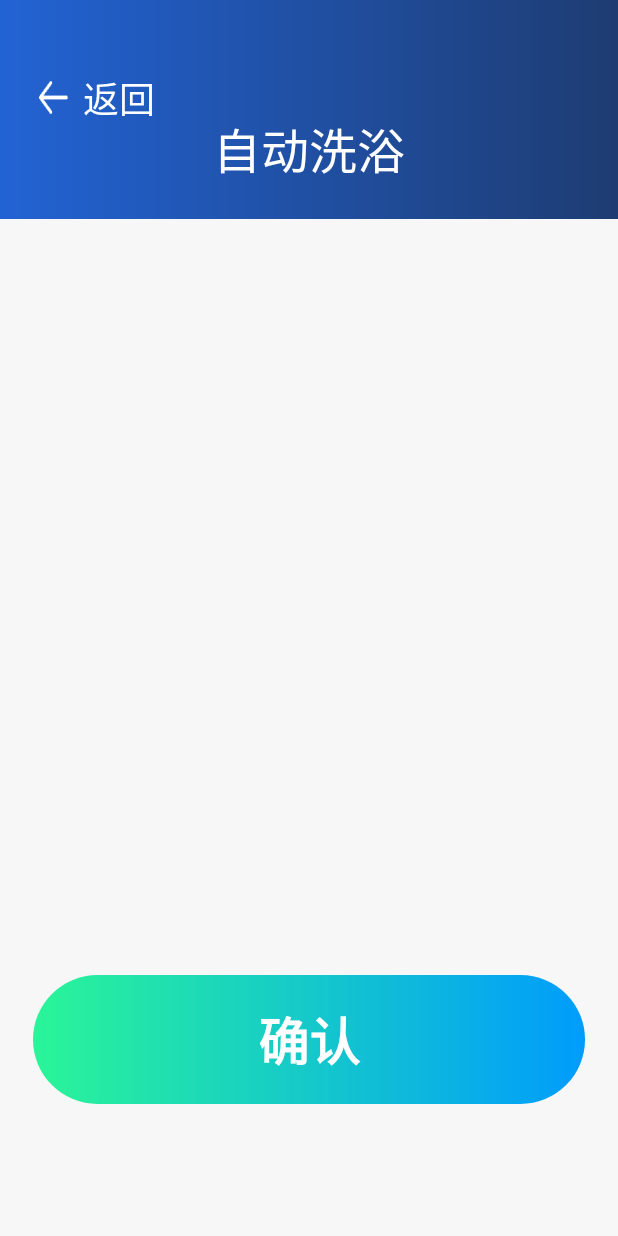
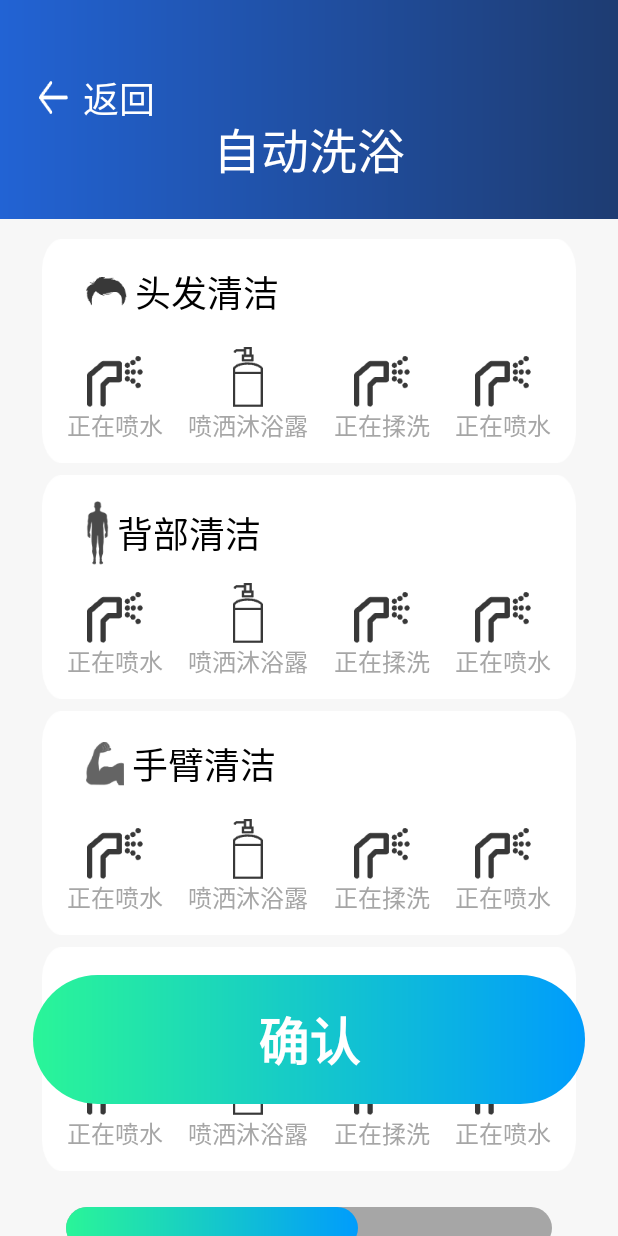
Before and after one commit to liuhuajian/washhead, an Android app: the AutoBathActivity screen opened directly, with no data from a screen before it, on a phone screen of 412 x 824 dp. Run offline under Robolectric (Android 15) with nearby library versions, the light colour scheme and no system bars; libraries missing offline, so code that uses them is left out: com.chad.library.

Commit message:
完善自动洗浴页面

```diff
--- a/app/src/main/AndroidManifest.xml
+++ b/app/src/main/AndroidManifest.xml
@@ -30,6 +30,7 @@
         <activity android:name=".ui.PushChairActivity"/>
         <activity android:name=".ui.CheckSittingPositionActivity"/>
         <activity android:name=".ui.AdjustWashHeadActivity"/>
+        <activity android:name=".ui.AdjustArmAndWaterActivity"/>
         <activity android:name=".ui.AutoBathActivity"/>
         <activity android:name=".ui.BathCompleteActivity"/>
         <activity android:name=".ui.TestHomeActivity"/>
--- a/app/src/main/java/com/medical/health/device/ui/AdjustWashHeadActivity.kt
+++ b/app/src/main/java/com/medical/health/device/ui/AdjustWashHeadActivity.kt
@@ -14,6 +14,6 @@ class AdjustWashHeadActivity:BaseActivity() {
         super.initView()
         bind.includeTitleview.tvBack.click {finish()}
         bind.includeTitleview.tvTitle.text = "调节洗头机"
-        bind.tvConfirm.clickWithTrigger { startActivity(Intent(this, CheckSittingPositionActivity::class.java)) }
+        bind.tvConfirm.clickWithTrigger { startActivity(Intent(this, AdjustArmAndWaterActivity::class.java)) }
     }
 }
--- a/app/src/main/java/com/medical/health/device/ui/AutoBathActivity.kt
+++ b/app/src/main/java/com/medical/health/device/ui/AutoBathActivity.kt
@@ -1,6 +1,9 @@
 package com.medical.health.device.ui
 
 import android.content.Intent
+import androidx.recyclerview.widget.LinearLayoutManager
+import com.chad.library.adapter.base.BaseQuickAdapter
+import com.medical.health.device.R
 import com.medical.health.device.base.BaseActivity
 import com.medical.health.device.databinding.ActivityAdjustArmAndWaterBinding
 import com.medical.health.device.databinding.ActivityAdjustWashHeadBinding
@@ -16,6 +19,27 @@ class AutoBathActivity:BaseActivity() {
         super.initView()
         bind.includeTitleview.tvBack.click {finish()}
         bind.includeTitleview.tvTitle.text = "自动洗浴"
-        bind.tvConfirm.clickWithTrigger { startActivity(Intent(this, AutoBathActivity::class.java)) }
+        bind.tvConfirm.clickWithTrigger { startActivity(Intent(this, BathCompleteActivity::class.java)) }
+        initItemView()
+    }
+
+    private fun initItemView() {
+        bind.includeBackupClean.titleview.run {
+            setCompoundDrawablesWithIntrinsicBounds(R.mipmap.ic_backside,0,0,0)
+            text = "背部清洁"
+        }
+        bind.includeArmClean.titleview.run {
+            setCompoundDrawablesWithIntrinsicBounds(R.mipmap.ic_arm_strong,0,0,0)
+            text = "手臂清洁"
+        }
+        bind.includeHandClean.titleview.run {
+            setCompoundDrawablesWithIntrinsicBounds(R.mipmap.ic_hand_hold,0,0,0)
+            text = "手持清洁"
+        }
+    }
+
+    override fun initData() {
+        super.initData()
+        bind.seekbar.progress = 60
     }
 }
--- a/app/src/main/java/com/medical/health/device/ui/MainActivity.kt
+++ b/app/src/main/java/com/medical/health/device/ui/MainActivity.kt
@@ -2,6 +2,7 @@ package com.medical.health.device.ui
 
 import android.Manifest
 import android.content.Intent
+import android.util.DisplayMetrics
 import com.clj.fastble.BleManager
 import com.medical.health.device.R
 import com.medical.health.device.base.BaseActivity
@@ -23,6 +24,7 @@ class MainActivity : BaseActivity() {
 
     override fun initView() {
         super.initView()
+        bleVm.sendFunction()
         XPermission.request(this, *permisss){
             allGranted,deniedList ->
             run {
@@ -65,6 +67,22 @@ class MainActivity : BaseActivity() {
         bind.tvBleStatus.clickWithTrigger { startActivity(Intent(this, BleListActivity::class.java)) }
         bind.tvStart.clickWithTrigger { startActivity(Intent(this, CheckChairActivity::class.java)) }
         bind.tvTestEntry.clickWithTrigger{ startActivity(Intent(this, TestHomeActivity::class.java)) }
+        bleVm.sendSuccess.observe(this){
+            window.decorView.run {
+                MyLogger.e("height:$height-->width-->$width")
+            }
+//            val displayMetrics = DisplayMetrics()
+//            display.getMetrics(displayMetrics)
+//            MyLogger.e("densityDpi: ${displayMetrics.densityDpi}")
+//            MyLogger.e("density: ${displayMetrics.density}")
+//            val displayMetrics = applicationContext.resources.displayMetrics
+//            MyLogger.e("densityDpi: " + displayMetrics.densityDpi)
+//            MyLogger.e("density: " + displayMetrics.density)
+//            MyLogger.e("widthPixels: " + displayMetrics.widthPixels)
+//            MyLogger.e("heightPixels: " + displayMetrics.heightPixels)
+        }
     }
 
+    val bleVm = BleVm()
+
 }
--- /dev/null
+++ b/app/src/main/res/drawable/seekbar_progress_drawable.xml
@@ -0,0 +1,16 @@
+<?xml version="1.0" encoding="utf-8"?>
+<layer-list xmlns:android="http://schemas.android.com/apk/res/android">
+
+    <!--定义seekbar滑动条的底色-->
+    <item android:id="@android:id/background">
+        <shape>
+            <corners android:radius="90dp" />
+            <solid android:color="#a6a6a6"/>
+        </shape>
+    </item>
+    <!--定义seekbar滑动条进度颜色-->
+    <item android:id="@android:id/progress">
+        <scale android:drawable="@drawable/shape_progress_bar_bg"
+            android:scaleWidth="100%"/>
+    </item>
+</layer-list>
--- /dev/null
+++ b/app/src/main/res/drawable/shape_progress_bar_bg.xml
@@ -0,0 +1,10 @@
+<?xml version="1.0" encoding="utf-8"?>
+<layer-list xmlns:android="http://schemas.android.com/apk/res/android">
+    <item
+        android:id="@android:id/progress">
+        <shape android:shape="rectangle">
+            <corners android:radius="90dp"/>
+            <gradient android:type="linear" android:startColor="@color/color_2af598" android:endColor="@color/color_009cfc"/>
+        </shape>
+    </item>
+</layer-list>
--- a/app/src/main/res/layout/activity_auto_bath.xml
+++ b/app/src/main/res/layout/activity_auto_bath.xml
@@ -8,16 +8,69 @@
     <include android:id="@+id/include_titleview"
         layout="@layout/include_titleview"/>
 
-    <androidx.recyclerview.widget.RecyclerView
-        android:id="@+id/bath_recyclerview"
-        android:layout_width="match_parent"
-        android:layout_height="wrap_content"
+    <include
+        android:id="@+id/include_hair_clean"
+        layout="@layout/item_auto_bath"
         app:layout_constraintTop_toTopOf="parent"
         app:layout_constraintStart_toStartOf="parent"
         app:layout_constraintEnd_toEndOf="parent"
         android:layout_marginTop="159dp"
+        android:layout_width="match_parent"
+        android:layout_height="149dp"
         android:layout_marginLeft="28dp"
         android:layout_marginRight="28dp"
+    />
+
+    <include
+        android:id="@+id/include_backup_clean"
+        layout="@layout/item_auto_bath"
+        app:layout_constraintTop_toBottomOf="@+id/include_hair_clean"
+        app:layout_constraintStart_toStartOf="parent"
+        app:layout_constraintEnd_toEndOf="parent"
+        android:layout_marginTop="8dp"
+        android:layout_width="match_parent"
+        android:layout_height="149dp"
+        android:layout_marginLeft="28dp"
+        android:layout_marginRight="28dp"
+        />
+
+    <include
+        android:id="@+id/include_arm_clean"
+        layout="@layout/item_auto_bath"
+        app:layout_constraintTop_toBottomOf="@+id/include_backup_clean"
+        app:layout_constraintStart_toStartOf="parent"
+        app:layout_constraintEnd_toEndOf="parent"
+        android:layout_marginTop="8dp"
+        android:layout_width="match_parent"
+        android:layout_height="149dp"
+        android:layout_marginLeft="28dp"
+        android:layout_marginRight="28dp"
+        />
+
+    <include
+        android:id="@+id/include_hand_clean"
+        layout="@layout/item_auto_bath"
+        app:layout_constraintTop_toBottomOf="@+id/include_arm_clean"
+        app:layout_constraintStart_toStartOf="parent"
+        app:layout_constraintEnd_toEndOf="parent"
+        android:layout_marginTop="8dp"
+        android:layout_width="match_parent"
+        android:layout_height="149dp"
+        android:layout_marginLeft="28dp"
+        android:layout_marginRight="28dp"
+        />
+
+    <androidx.appcompat.widget.AppCompatSeekBar
+        android:id="@+id/seekbar"
+        android:layout_width="match_parent"
+        android:layout_height="28dp"
+        app:layout_constraintStart_toStartOf="parent"
+        app:layout_constraintEnd_toEndOf="parent"
+        app:layout_constraintTop_toBottomOf="@id/include_hand_clean"
+        android:layout_marginLeft="28dp"
+        android:layout_marginRight="28dp"
+        android:layout_marginTop="24dp"
+        style="@style/CustomSeekbarStyle"
         />
 
     <androidx.appcompat.widget.AppCompatTextView
--- a/app/src/main/res/layout/item_auto_bath.xml
+++ b/app/src/main/res/layout/item_auto_bath.xml
@@ -1,10 +1,11 @@
 <?xml version="1.0" encoding="utf-8"?>
 <androidx.constraintlayout.widget.ConstraintLayout xmlns:android="http://schemas.android.com/apk/res/android"
     android:layout_width="match_parent"
-    android:layout_height="140dp"
+    android:layout_height="149dp"
     android:background="@mipmap/ic_rectange_shadow"
     xmlns:app="http://schemas.android.com/apk/res-auto">
     <androidx.appcompat.widget.AppCompatTextView
+        android:id="@+id/titleview"
         android:layout_width="wrap_content"
         android:layout_height="wrap_content"
         android:drawableLeft="@mipmap/ic_hair"
--- a/app/src/main/res/values/colors.xml
+++ b/app/src/main/res/values/colors.xml
@@ -13,4 +13,6 @@
     <color name="color_383838">#383838</color>
     <color name="color_f7f7f7">#f7f7f7</color>
     <color name="color_a6a6a6">#a6a6a6</color>
+    <color name="color_2af598">#2AF598</color>
+    <color name="color_009cfc">#009CFC</color>
 </resources>
--- /dev/null
+++ b/app/src/main/res/values/styles.xml
@@ -0,0 +1,9 @@
+<?xml version="1.0" encoding="utf-8"?>
+<resources>
+    <!--自定义seekbarstyle-->
+    <style name="CustomSeekbarStyle" >
+        <item name="android:indeterminateOnly">false</item>
+        <item name="android:progressDrawable">@drawable/seekbar_progress_drawable</item>
+        <item name="android:thumb">@null</item>
+    </style>
+</resources>
```
Also changed, not shown: 1 other file.
